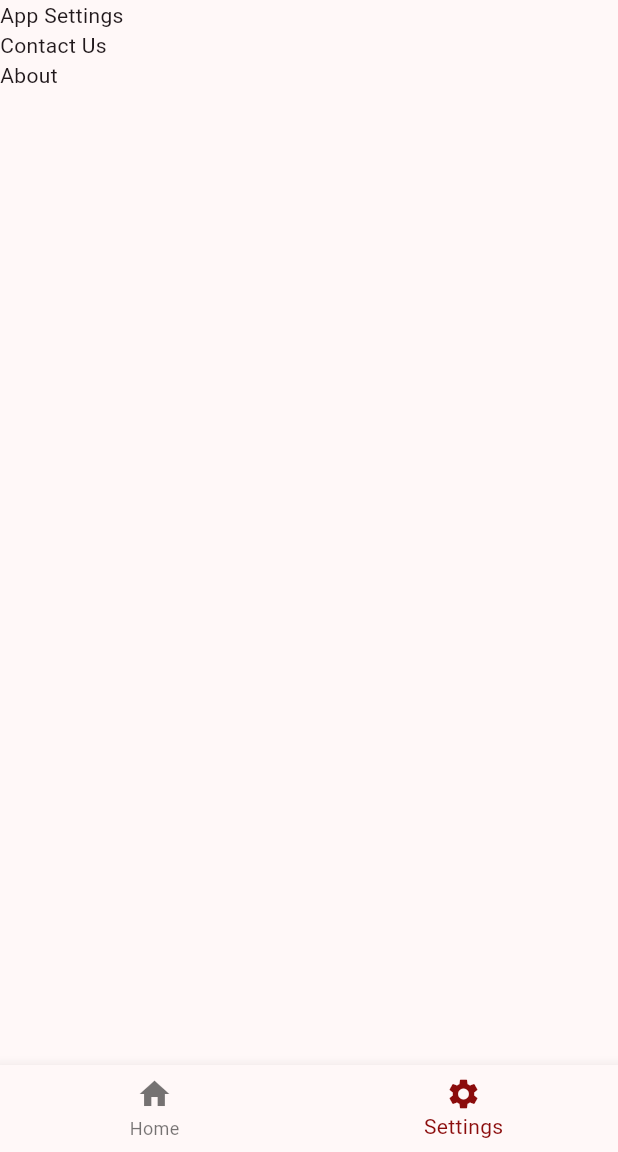
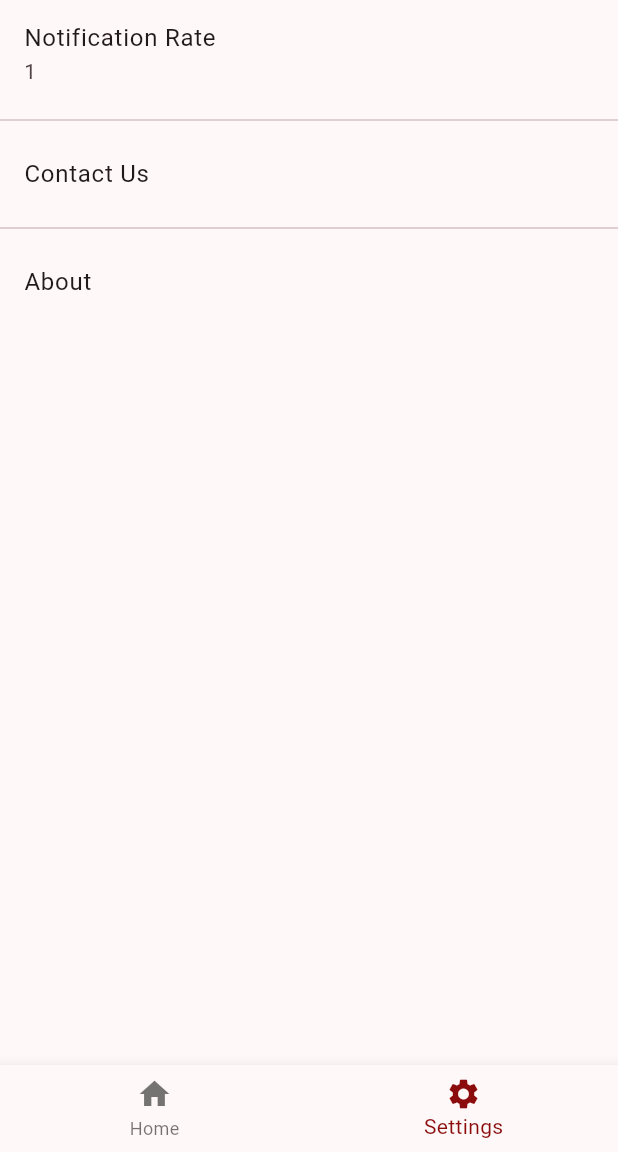
Before and after one commit to hunter-mickiewicz/GoalTracker, a Flutter app: the screen it shows after launch, item 2 of the bottom bar chosen, on a phone screen of 412 x 824 dp, the part 84-1236 px from its top. Run offline on Flutter 3.47's test engine with Material 2 defaults, Android fonts, the phone set to English and light mode, and no system bars; our stand-ins replace flutter_local_notifications, percent_indicator, timezone; missing offline and left inert: test.

Commit message:
Framework for changing settings established

```diff
--- a/lib/main.dart
+++ b/lib/main.dart
@@ -256,11 +256,39 @@ class _SettingsPageState extends State<SettingsPage> {
     return Scaffold(
         body: ListView(
       children: [
-        Text("App Settings"),
-        Text("Contact Us"),
-        Text("About"),
+        ListTile(
+          title: Text("Notification Rate"),
+          subtitle: Text(settings!.getRecurringTime().toString()),
+          onTap: () async {
+            showDialog(
+                context: context,
+                builder: (BuildContext context) =>
+                    Dialog(child: Text("testing...")));
+          },
+        ),
+        Divider(),
+        ListTile(title: Text("Contact Us")),
+        Divider(),
+        ListTile(title: Text("About")),
       ],
     ));
+  }
+}
+
+class AdjustSettings extends StatefulWidget {
+  @override
+  State<AdjustSettings> createState() => _AdjustSettings();
+}
+
+class _AdjustSettings extends State<AdjustSettings> {
+  @override
+  Widget build(BuildContext context) {
+    // TODO: implement build
+    return Dialog(
+      child: Text("test"),
+    );
+
+    //return Scaffold(body: Text("testing..."),);
   }
 }
 
--- a/lib/settings.dart
+++ b/lib/settings.dart
@@ -17,6 +17,10 @@ class Settings {
     recurringTime = j['recurringTime'];
   }
 
+  int getRecurringTime() {
+    return recurringTime;
+  }
+
   Map<String, dynamic> toJson() => {
         'recurringTime': recurringTime,
       };
```
